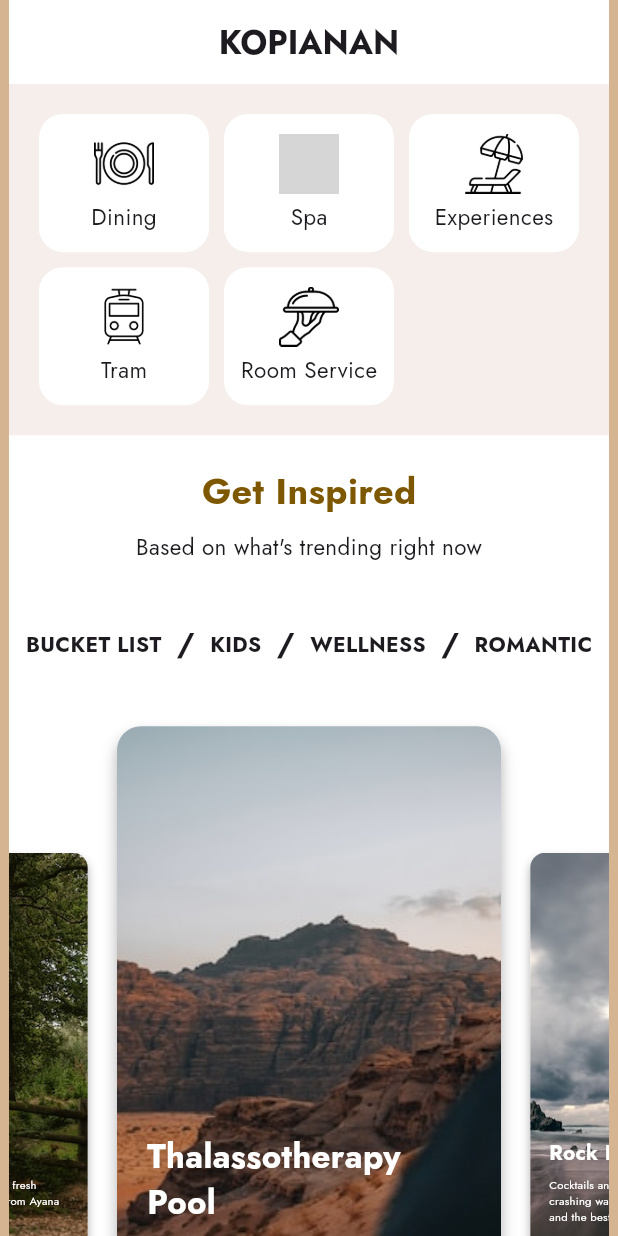
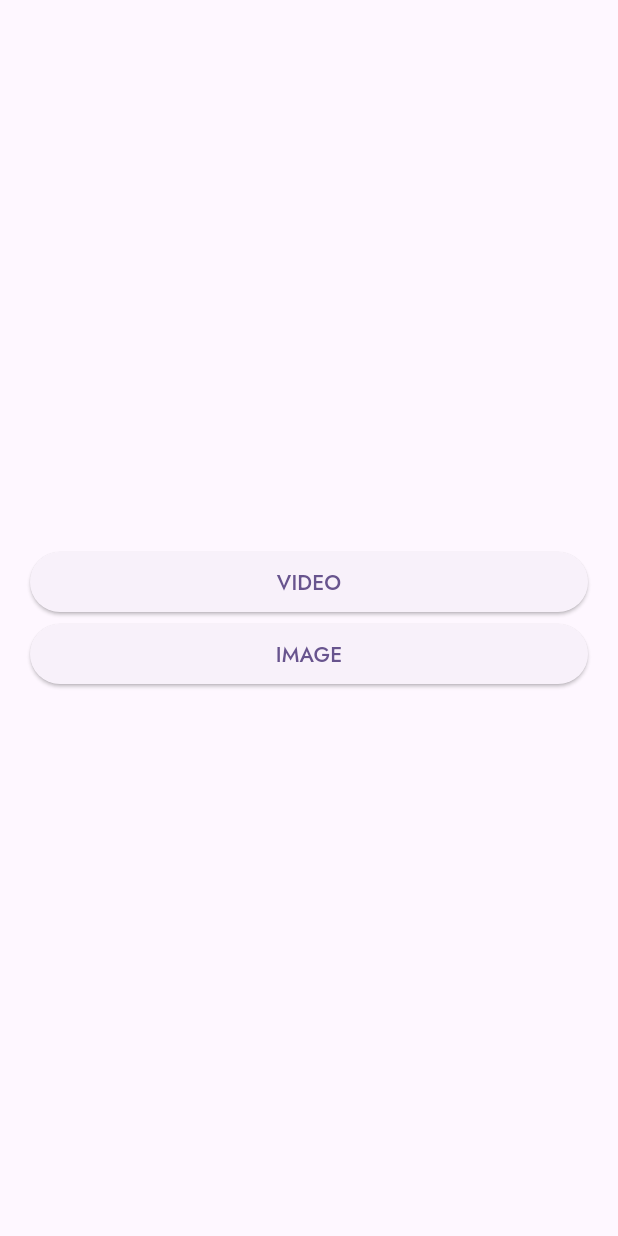
Before and after one commit to kopianan/carousel-parallax, a Flutter app: the screen it shows after launch, on a phone screen of 412 x 824 dp. Run offline on Flutter 3.47's test engine with Material 3 defaults, Android fonts, the light colour scheme and no system bars; drawn by our look-alikes of carousel_slider; our stand-ins replace device_preview, google_fonts, video_player; grey boxes are pictures that could not be loaded.

Commit message:
add video feature

```diff
--- a/lib/main.dart
+++ b/lib/main.dart
@@ -1,11 +1,12 @@
-import 'package:ayana_test/pages/home_page.dart';
+import 'package:ayana_test/pages/home_image_page.dart';
+import 'package:ayana_test/pages/main_menu_page.dart';
 import 'package:device_preview/device_preview.dart';
 import 'package:flutter/material.dart';
 import 'package:google_fonts/google_fonts.dart';
 
 void main() {
   runApp(DevicePreview(
-    enabled: true,
+    enabled: false,
     builder: (BuildContext context) {
       return const MyApp();
     },
@@ -25,7 +26,7 @@ class MyApp extends StatelessWidget {
         useMaterial3: true,
         textTheme: GoogleFonts.jostTextTheme(),
       ),
-      home: const HomePage(),
+      home: const MainMenuPage(),
     );
   }
 }
--- a/lib/pages/home_page.dart
+++ /dev/null
@@ -1,168 +0,0 @@
-import 'package:ayana_test/models/card_info_model.dart';
-import 'package:ayana_test/utils/my_color.dart';
-import 'package:ayana_test/widget/menu_service_item.dart';
-import 'package:ayana_test/widget/parallax_image_card.dart';
-import 'package:ayana_test/widget/tab_menu_widget.dart';
-import 'package:carousel_slider/carousel_slider.dart';
-import 'package:flutter/material.dart';
-
-class HomePage extends StatefulWidget {
-  const HomePage({super.key});
-
-  @override
-  State<HomePage> createState() => _HomePageState();
-}
-
-class _HomePageState extends State<HomePage> {
-  PageController controller = PageController();
-
-  @override
-  void initState() {
-    controller = PageController(viewportFraction: 0.7);
-    super.initState();
-  }
-
-  @override
-  Widget build(BuildContext context) {
-    return Scaffold(
-      backgroundColor: const Color.fromARGB(255, 213, 180, 145),
-      body: Center(
-        child: Container(
-          width: 400,
-          decoration: BoxDecoration(
-            borderRadius: BorderRadius.circular(16),
-            color: Colors.white,
-          ),
-          child: CustomScrollView(
-            slivers: [
-              const SliverAppBar(
-                floating: true,
-                centerTitle: true,
-                forceElevated: true,
-                pinned: true,
-                backgroundColor: Colors.white,
-                surfaceTintColor: Colors.white,
-                title: Text(
-                  "KOPIANAN",
-                  style: TextStyle(
-                    fontWeight: FontWeight.bold,
-                  ),
-                ),
-              ),
-              SliverToBoxAdapter(
-                child: Container(
-                  color: const Color(0xfff5eeeb),
-                  padding: const EdgeInsets.symmetric(vertical: 20),
-                  child: GridView.builder(
-                    shrinkWrap: true,
-                    padding: const EdgeInsets.symmetric(horizontal: 20),
-                    itemCount: 5,
-                    gridDelegate:
-                        const SliverGridDelegateWithFixedCrossAxisCount(
-                            crossAxisCount: 3,
-                            mainAxisSpacing: 10,
-                            crossAxisSpacing: 10,
-                            childAspectRatio: 16 / 13),
-                    itemBuilder: (context, index) {
-                      return MenuServiceItem(
-                        image: menu[index].icon,
-                        label: menu[index].label,
-                      );
-                    },
-                  ),
-                ),
-              ),
-              SliverToBoxAdapter(
-                child: Padding(
-                  padding: const EdgeInsets.symmetric(vertical: 20),
-                  child: Column(
-                    children: [
-                      Text(
-                        "Get Inspired",
-                        style: TextStyle(
-                          fontSize: 24,
-                          color: primaryColor,
-                          fontWeight: FontWeight.bold,
-                        ),
-                      ),
-                      const SizedBox(height: 10),
-                      const Text(
-                        "Based on what's trending right now",
-                        style: TextStyle(
-                          fontSize: 15,
-                        ),
-                      ),
-                    ],
-                  ),
-                ),
-              ),
-              const SliverToBoxAdapter(child: TabMenuWidget()),
-              SliverToBoxAdapter(
-                child: SizedBox(
-                  height: MediaQuery.of(context).size.height * 0.6,
-                  child: CarouselSlider.builder(
-                      options: CarouselOptions(
-                        enableInfiniteScroll: true,
-                        enlargeCenterPage: true,
-                        aspectRatio: 16 / 9,
-                        enlargeStrategy: CenterPageEnlargeStrategy.zoom,
-                        enlargeFactor: 0.55,
-                        viewportFraction: 0.7,
-                      ),
-                      itemCount: imgList.length,
-                      itemBuilder: (context, index, realIndex) {
-                        return ParallaxImageCard(
-                          info: imgList[index],
-                        );
-                      }),
-                ),
-              ),
-            ],
-          ),
-        ),
-      ),
-    );
-  }
-
-  final List<({String label, String icon})> menu = [
-    (label: "Dining", icon: "assets/icons/dining.png"),
-    (label: "Spa", icon: "assets/icons/spa.png"),
-    (label: "Experiences", icon: "assets/icons/experiences.png"),
-    (label: "Tram", icon: "assets/icons/tram.png"),
-    (label: "Room Service", icon: "assets/icons/room_service.png"),
-  ];
-
-  final List<CardInfoModel> imgList = [
-    CardInfoModel(
-      description:
-          "Float, move or excercise your way through a series of hydromassages station",
-      imageAsset: 'assets/imgs/img1.jpg',
-      title: "Thalassotherapy Pool",
-    ),
-    CardInfoModel(
-        description:
-            "Cocktails anidst 180 degrees of crashing waves, jagged limestone cliffs, and the best sunset in bali",
-        imageAsset: 'assets/imgs/img2.jpg',
-        title: "Rock Bar"),
-    CardInfoModel(
-        description:
-            "Sun salutation pair with the suit sound of the morning birds and crashing waves",
-        imageAsset: 'assets/imgs/img3.jpg',
-        title: "Sunrise Yoga"),
-    CardInfoModel(
-        description:
-            "Spend the day in our private, white sand beach exclusive to guests of AYANA Estate",
-        imageAsset: 'assets/imgs/img4.jpg',
-        title: "Kubu Beach"),
-    CardInfoModel(
-        description: "Misticle night of dinner and dance at Kampoeng Bali",
-        imageAsset: 'assets/imgs/img5.jpg',
-        title: "Dinner and Show"),
-    CardInfoModel(
-      description:
-          "Craft your own cocktails with fresh organic ingredients picked from Ayana Farm",
-      imageAsset: 'assets/imgs/img6.jpg',
-      title: "Farm-to-Bar-Workshop",
-    ),
-  ];
-}
--- /dev/null
+++ b/lib/pages/main_menu_page.dart
@@ -0,0 +1,38 @@
+import 'package:ayana_test/pages/home_image_page.dart';
+import 'package:ayana_test/pages/home_video_page%20.dart';
+import 'package:flutter/material.dart';
+import 'package:flutter/widgets.dart';
+
+class MainMenuPage extends StatelessWidget {
+  const MainMenuPage({super.key});
+
+  @override
+  Widget build(BuildContext context) {
+    return Scaffold(
+      body: Padding(
+        padding: const EdgeInsets.symmetric(horizontal: 20),
+        child: Column(
+          mainAxisAlignment: MainAxisAlignment.center,
+          children: [
+            SizedBox(
+                width: double.infinity,
+                child: ElevatedButton(
+                    onPressed: () {
+                      Navigator.of(context).push(MaterialPageRoute(
+                          builder: (context) => const HomeVideoPage()));
+                    },
+                    child: const Text("VIDEO"))),
+            SizedBox(
+                width: double.infinity,
+                child: ElevatedButton(
+                    onPressed: () {
+                      Navigator.of(context).push(MaterialPageRoute(
+                          builder: (context) => const HomeImagePage()));
+                    },
+                    child: const Text("IMAGE"))),
+          ],
+        ),
+      ),
+    );
+  }
+}
--- a/pubspec.yaml
+++ b/pubspec.yaml
@@ -36,6 +36,7 @@ dependencies:
     sdk: flutter
   flutter_swiper_view: ^1.1.8
   google_fonts: ^6.1.0
+  video_player: ^2.8.6
 
 dev_dependencies:
   flutter_lints: ^2.0.0
@@ -55,6 +56,7 @@ flutter:
   assets:
     - assets/icons/
     - assets/imgs/
+    - assets/videos/
   #   - images/a_dot_ham.jpeg
   # An image asset can refer to one or more resolution-specific "variants", see
   # https://flutter.dev/assets-and-images/#resolution-aware
```
Also changed, not shown: lib/pages/home_image_page.dart (added, +167 -0 lines), lib/pages/home_video_page .dart (added, +161 -0 lines), lib/widget/parallax_video_card.dart (added, +117 -0 lines), pubspec.lock, 12 other files.
